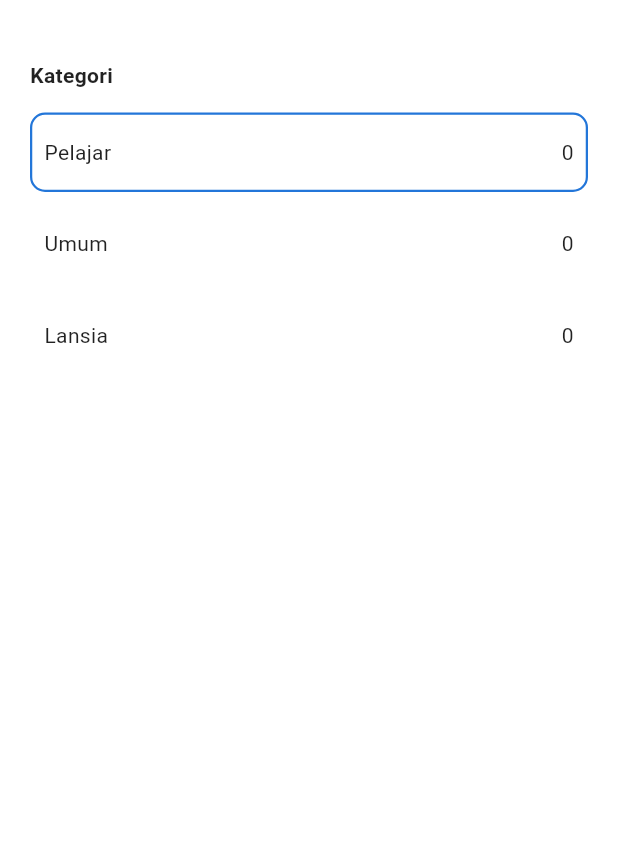
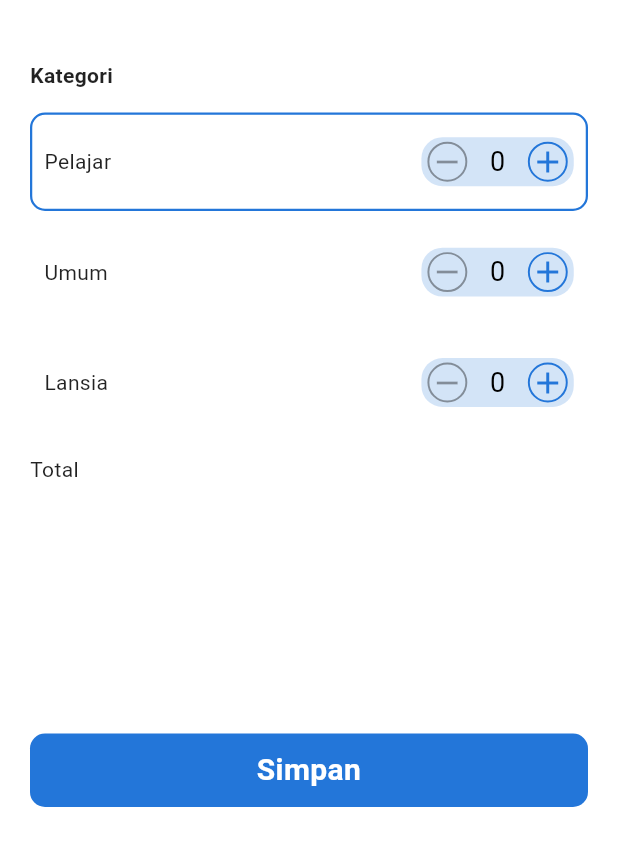
Before and after one commit to DCoding-Tech-Indonesia/PSM-APP, a Flutter app: the SettlementAddScreen screen opened by its route, on a phone screen of 412 x 824 dp, the part 381-1236 px from its top. Run offline on Flutter 3.47's test engine with Material 3 defaults, Android fonts, the phone set to English and light mode, and no system bars; our stand-ins replace camera, dio, equatable, flutter_bloc, flutter_dotenv, flutter_local_notifications and 7 more; missing offline and left inert: advanced_salomon_bottom_bar; accounts and stored records are empty.

Commit message:
UI Improvement

```diff
--- a/lib/features/settlement/presentation/settlement_add_screen.dart
+++ b/lib/features/settlement/presentation/settlement_add_screen.dart
@@ -73,12 +73,45 @@ class SettlementAddScreen extends StatelessWidget {
                       return Column(
                         spacing: 8,
                         children: [
-                          SettlementCategoryCard(cardKey: "pelajar", label: "Pelajar", isFocused: state == "pelajar"),
-                          SettlementCategoryCard(cardKey: "umum", label: "Umum", isFocused: state == "umum"),
-                          SettlementCategoryCard(cardKey: "lansia", label: "Lansia", isFocused: state == "lansia"),
+                          SettlementCategoryCard(
+                            cardKey: "pelajar",
+                            label: "Pelajar",
+                            isFocused: state == "pelajar",
+                          ),
+                          SettlementCategoryCard(
+                            cardKey: "umum",
+                            label: "Umum",
+                            isFocused: state == "umum",
+                          ),
+                          SettlementCategoryCard(
+                            cardKey: "lansia",
+                            label: "Lansia",
+                            isFocused: state == "lansia",
+                          ),
                         ],
                       );
-                    }
+                    },
+                  ),
+                  Expanded(child: Text("Total")),
+                  GestureDetector(
+                    onTap: () {},
+                    child: Container(
+                      width: double.infinity,
+                      padding: const EdgeInsets.symmetric(vertical: 10),
+                      decoration: BoxDecoration(
+                        borderRadius: BorderRadius.circular(10),
+                        color: theme.primaryColor,
+                      ),
+                      child: Text(
+                        "Simpan",
+                        textAlign: TextAlign.center,
+                        style: TextStyle(
+                          fontSize: 20,
+                          color: Colors.white,
+                          fontWeight: FontWeight.w600,
+                        ),
+                      ),
+                    ),
                   ),
                 ],
               );
--- a/lib/features/settlement/presentation/widgets/settlement_category_card.dart
+++ b/lib/features/settlement/presentation/widgets/settlement_category_card.dart
@@ -19,7 +19,9 @@ class SettlementCategoryCard extends StatelessWidget {
 
     return GestureDetector(
       onTap: () {
-        context.read<SettlementCategoryCubit>().changeSettlementCategory(cardKey);
+        context.read<SettlementCategoryCubit>().changeSettlementCategory(
+          cardKey,
+        );
       },
       child: Container(
         padding: const EdgeInsets.symmetric(vertical: 15, horizontal: 8),
@@ -27,23 +29,63 @@ class SettlementCategoryCard extends StatelessWidget {
         decoration: BoxDecoration(
           color: Colors.white,
           border: Border.all(
-              width: 1.5,
-              color: isFocused ? theme.primaryColor : Colors.transparent
+            width: 1.5,
+            color: isFocused ? theme.primaryColor : Colors.transparent,
           ),
           borderRadius: BorderRadius.circular(10),
         ),
         child: Row(
           mainAxisAlignment: MainAxisAlignment.spaceBetween,
           children: [
-            Row(
-              children: [
-                Text(label),
-              ],
-            ),
-            Row(
-              children: [
-                Text("0"),
-              ],
+            Row(children: [Text(label)]),
+            Container(
+              padding: const EdgeInsets.symmetric(
+                vertical: 3,
+                horizontal: 4,
+              ),
+              decoration: BoxDecoration(
+                color: theme.primaryColor.withOpacity(.2),
+                borderRadius: BorderRadius.circular(14)
+              ),
+              child: Row(
+                spacing: 15,
+                crossAxisAlignment: CrossAxisAlignment.center,
+                children: [
+                  GestureDetector(
+                    onTap: () {},
+                    child: Container(
+                      decoration: BoxDecoration(
+                          borderRadius: BorderRadius.circular(99),
+                          border: Border.all(
+                            width: 1.3,
+                            color: theme.disabledColor,
+                          )
+                      ),
+                      child: Icon(
+                          Icons.remove,
+                          color: theme.disabledColor,
+                      ),
+                    ),
+                  ),
+                  Text("0", style: TextStyle(color: Colors.black, fontSize: 18),),
+                  GestureDetector(
+                    onTap: () {},
+                    child: Container(
+                      decoration: BoxDecoration(
+                          borderRadius: BorderRadius.circular(99),
+                          border: Border.all(
+                            width: 1.3,
+                            color: theme.primaryColor,
+                          )
+                      ),
+                      child: Icon(
+                        Icons.add,
+                        color: theme.primaryColor,
+                      ),
+                    ),
+                  ),
+                ],
+              ),
             ),
           ],
         ),
```
